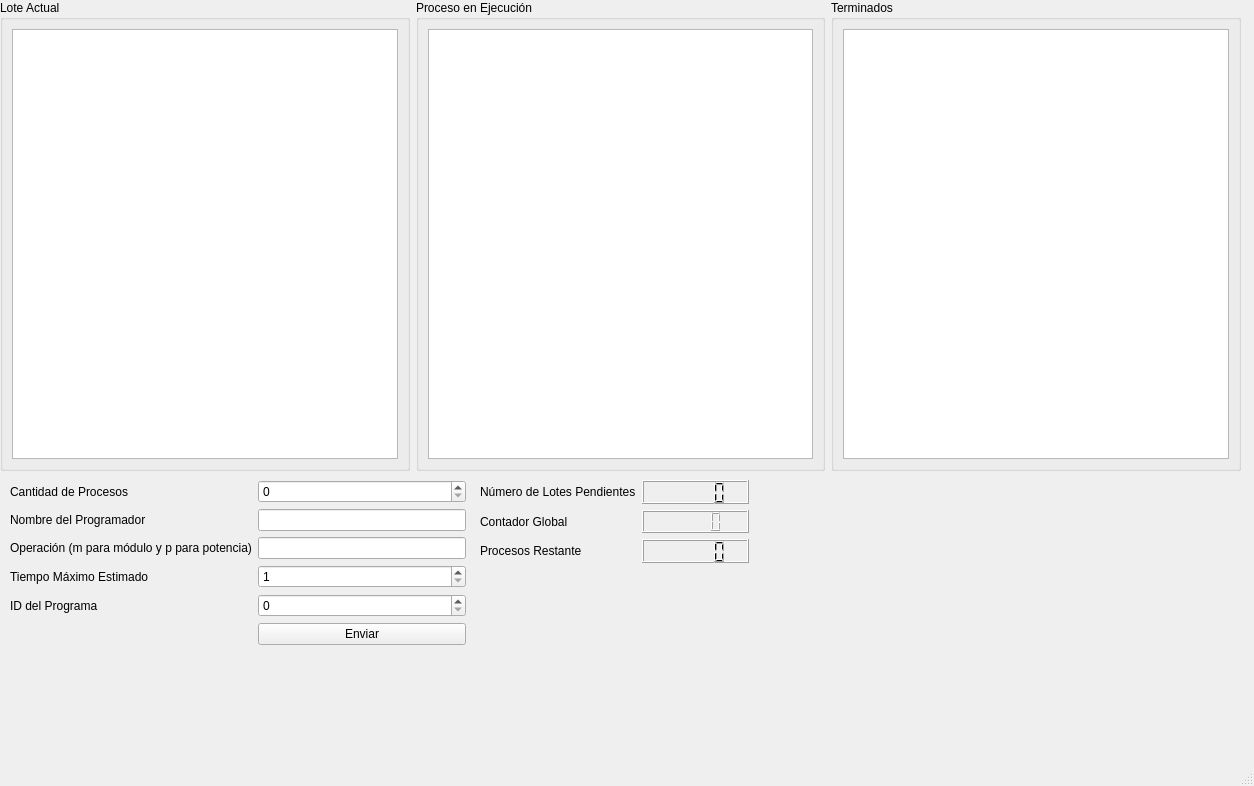
First picture: the form in ProcesamientoPorLotes/mainwindow.ui, repository EdPeReg/SimuladorArchivoPorLotes, before the edit.
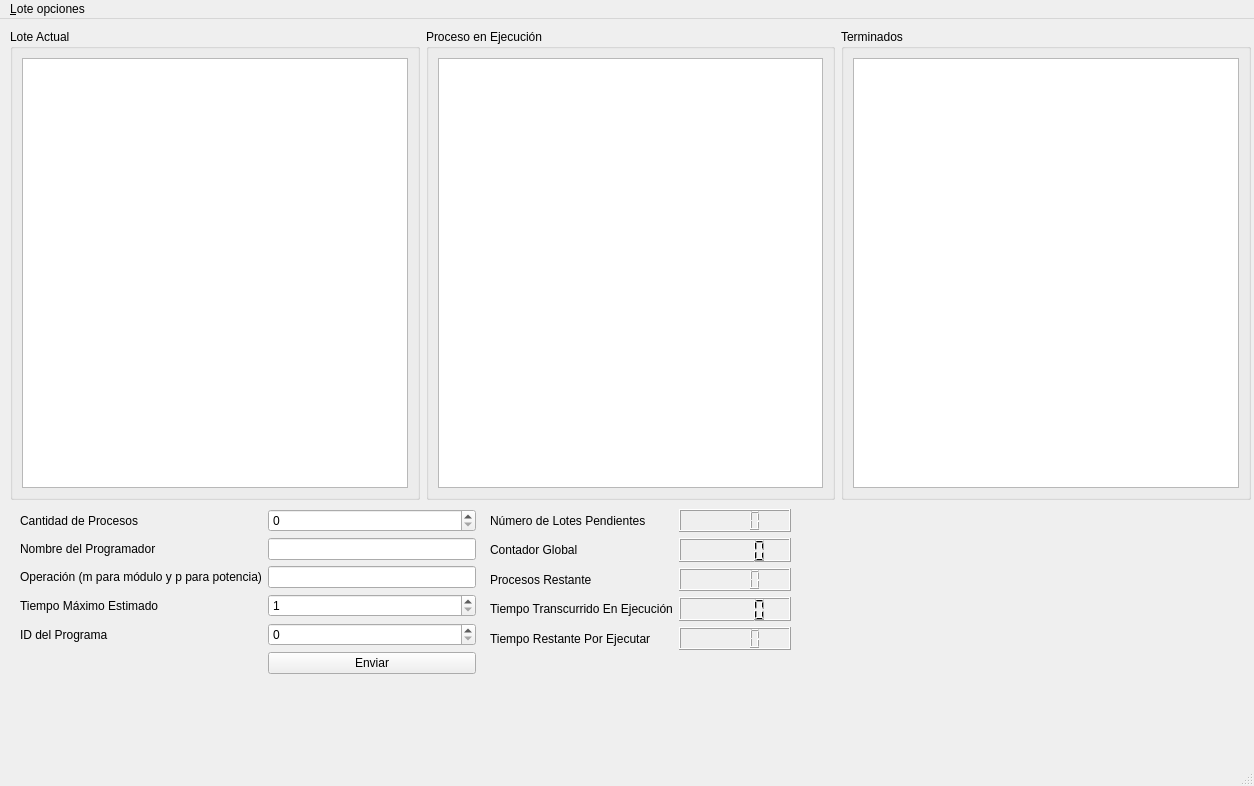
Second picture: the form after the edit.

Commit message: Bug lcd batch counter fixed

```diff
--- a/ProcesamientoPorLotes/mainwindow.ui
+++ b/ProcesamientoPorLotes/mainwindow.ui
@@ -17,15 +17,19 @@
    <widget class="QWidget" name="layoutWidget">
     <property name="geometry">
      <rect>
-      <x>480</x>
-      <y>480</y>
-      <width>269</width>
-      <height>83</height>
+      <x>490</x>
+      <y>490</y>
+      <width>301</width>
+      <height>141</height>
      </rect>
     </property>
     <layout class="QGridLayout" name="gridLayout_2">
-     <item row="0" column="1">
-      <widget class="QLCDNumber" name="lcd_LotesRestantes"/>
+     <item row="2" column="1">
+      <widget class="QLCDNumber" name="lcd_ProcRestante">
+       <property name="intValue" stdset="0">
+        <number>0</number>
+       </property>
+      </widget>
      </item>
      <item row="0" column="0">
       <widget class="QLabel" name="lbl_NumLotPend">
@@ -41,8 +45,8 @@
        </property>
       </widget>
      </item>
-     <item row="1" column="1">
-      <widget class="QLCDNumber" name="lcd_ContGlobal"/>
+     <item row="0" column="1">
+      <widget class="QLCDNumber" name="lcd_LotesRestantes"/>
      </item>
      <item row="2" column="0">
       <widget class="QLabel" name="lbl_ProcRestantes">
@@ -51,8 +55,32 @@
        </property>
       </widget>
      </item>
-     <item row="2" column="1">
-      <widget class="QLCDNumber" name="lcd_ProcRestante">
+     <item row="4" column="0">
+      <widget class="QLabel" name="lbl_TiempoRestante">
+       <property name="text">
+        <string>Tiempo Restante Por Ejecutar</string>
+       </property>
+      </widget>
+     </item>
+     <item row="1" column="1">
+      <widget class="QLCDNumber" name="lcd_ContGlobal"/>
+     </item>
+     <item row="3" column="0">
+      <widget class="QLabel" name="lbl_TiempoTranscurrido">
+       <property name="text">
+        <string>Tiempo Transcurrido En Ejecución</string>
+       </property>
+      </widget>
+     </item>
+     <item row="3" column="1">
+      <widget class="QLCDNumber" name="lcd_TiempoTranscurrido">
+       <property name="intValue" stdset="0">
+        <number>0</number>
+       </property>
+      </widget>
+     </item>
+     <item row="4" column="1">
+      <widget class="QLCDNumber" name="lcd_TiempoRestante">
        <property name="intValue" stdset="0">
         <number>0</number>
        </property>
@@ -63,8 +91,8 @@
    <widget class="QWidget" name="layoutWidget">
     <property name="geometry">
      <rect>
-      <x>10</x>
-      <y>480</y>
+      <x>20</x>
+      <y>490</y>
       <width>456</width>
       <height>185</height>
      </rect>
@@ -144,8 +172,8 @@
    <widget class="QWidget" name="layoutWidget">
     <property name="geometry">
      <rect>
-      <x>0</x>
-      <y>0</y>
+      <x>10</x>
+      <y>10</y>
       <width>1241</width>
       <height>471</height>
      </rect>
@@ -199,8 +227,20 @@
      <height>22</height>
     </rect>
    </property>
+   <widget class="QMenu" name="menu_Procesaro_Lote">
+    <property name="title">
+     <string>&amp;Lote opciones</string>
+    </property>
+    <addaction name="action_Procesar_Lote"/>
+   </widget>
+   <addaction name="menu_Procesaro_Lote"/>
   </widget>
   <widget class="QStatusBar" name="statusbar"/>
+  <action name="action_Procesar_Lote">
+   <property name="text">
+    <string>&amp;Procesar Lote</string>
+   </property>
+  </action>
  </widget>
  <tabstops>
   <tabstop>spnBx_CantProcesos</tabstop>
```
The commit also changes 2 other files.
